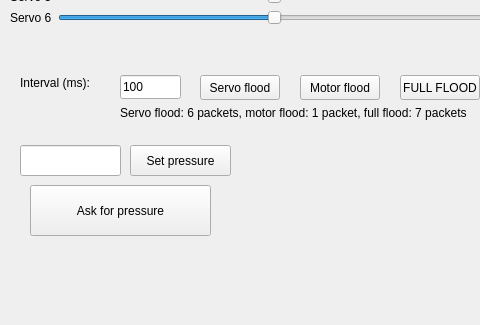
sq8vps/haller, file App/mainwindow.ui: the form before one commit; both pictures show x 0 to 480 and y 375 to 700 of the 1400 by 700 pixel window.
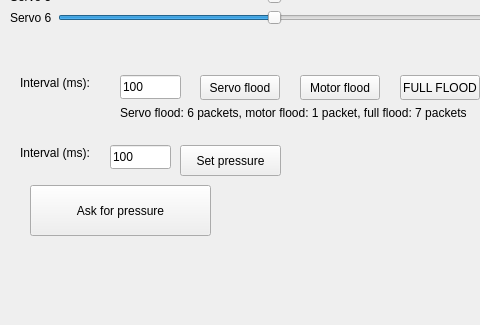
The form after the commit.

Commit message: update pressure task 2

```diff
--- a/App/mainwindow.ui
+++ b/App/mainwindow.ui
@@ -564,20 +564,10 @@
      <string>Ask for pressure</string>
     </property>
    </widget>
-   <widget class="QLineEdit" name="lineEdit_2">
-    <property name="geometry">
-     <rect>
-      <x>20</x>
-      <y>520</y>
-      <width>101</width>
-      <height>31</height>
-     </rect>
-    </property>
-   </widget>
    <widget class="QPushButton" name="pushButton_7">
     <property name="geometry">
      <rect>
-      <x>130</x>
+      <x>180</x>
       <y>520</y>
       <width>101</width>
       <height>31</height>
@@ -587,6 +577,35 @@
      <string>Set pressure</string>
     </property>
    </widget>
+   <widget class="QLineEdit" name="lineEdit_3">
+    <property name="geometry">
+     <rect>
+      <x>110</x>
+      <y>520</y>
+      <width>61</width>
+      <height>24</height>
+     </rect>
+    </property>
+    <property name="text">
+     <string>100</string>
+    </property>
+    <property name="maxLength">
+     <number>4</number>
+    </property>
+   </widget>
+   <widget class="QLabel" name="label_16">
+    <property name="geometry">
+     <rect>
+      <x>20</x>
+      <y>520</y>
+      <width>101</width>
+      <height>16</height>
+     </rect>
+    </property>
+    <property name="text">
+     <string>Interval (ms):</string>
+    </property>
+   </widget>
   </widget>
   <widget class="QMenuBar" name="menubar">
    <property name="geometry">
```
The commit also changes 2 other files.
